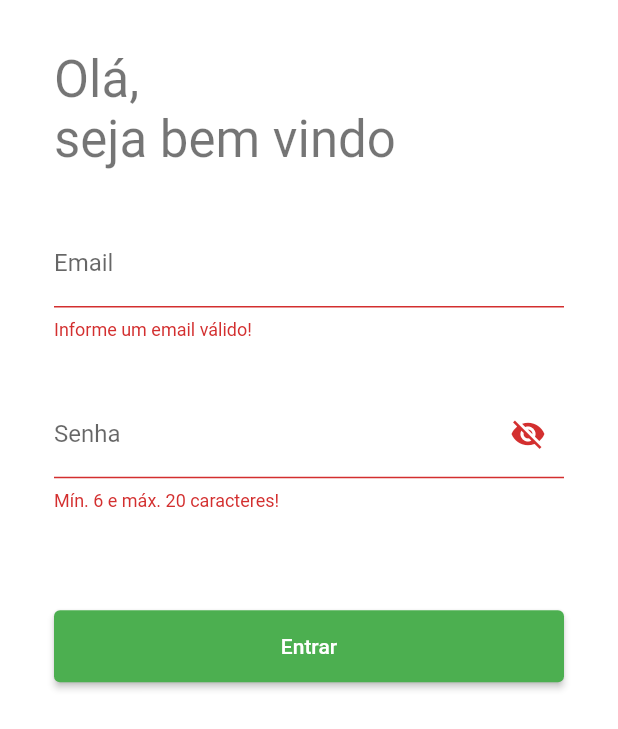
After one commit to DeyvidJLira/scaffold_class_app, a Flutter app: the screen it shows after launch, after a tap on "Entrar", on a phone screen of 412 x 824 dp. The commit adds this screen. Shown: the top 729 px of the screen. Run offline on Flutter 3.47's test engine with Material 2 defaults, Android fonts, the phone set to English and light mode, and no system bars; our stand-ins replace flutter_svg; accounts and stored records are empty; network calls fail.

Commit message:
Implement Login / Change primary color

```diff
--- /dev/null
+++ b/lib/extensions/extension_string.dart
@@ -0,0 +1,11 @@
+extension ExtensionString on String {
+  bool get isValidEmail {
+    final emailRegExp = RegExp(r"^[a-zA-Z0-9.]+@[a-zA-Z0-9]+\.[a-zA-Z]+$");
+    return emailRegExp.hasMatch(this);
+  }
+
+  bool get isValidPassword {
+    final passwordRegExp = RegExp(r"^([a-zA-Z0-9.]{6,20})+$");
+    return passwordRegExp.hasMatch(this);
+  }
+}
--- a/lib/main.dart
+++ b/lib/main.dart
@@ -1,6 +1,6 @@
 import 'package:flutter/material.dart';
 import 'package:scaffold_class_app/strings.dart';
-import 'package:scaffold_class_app/ui/pages/home/home_page.dart';
+import 'package:scaffold_class_app/ui/pages/login/login_page.dart';
 
 void main() {
   runApp(const MyApp());
@@ -15,9 +15,9 @@ class MyApp extends StatelessWidget {
       title: Strings.APP_NAME,
       debugShowCheckedModeBanner: false,
       theme: ThemeData(
-        primarySwatch: Colors.red,
+        primarySwatch: Colors.green,
       ),
-      home: const HomePage(),
+      home: const LoginPage(),
     );
   }
 }
--- /dev/null
+++ b/lib/mocks/mock_users.dart
@@ -0,0 +1,10 @@
+import 'package:scaffold_class_app/model/user_credential.dart';
+
+abstract class MockUsers {
+  static List<UserCredential> getUsers() {
+    return [
+      UserCredential(email: "deyvid@gmail.com", password: "123456"),
+      UserCredential(email: "ana@gmail.com", password: "12345678")
+    ];
+  }
+}
--- /dev/null
+++ b/lib/model/user_credential.dart
@@ -0,0 +1,6 @@
+class UserCredential {
+  final String email;
+  final String password;
+
+  UserCredential({required this.email, required this.password});
+}
--- a/lib/strings.dart
+++ b/lib/strings.dart
@@ -6,6 +6,26 @@ abstract class Strings {
   //#endregion
 
   //#region Pages
+
+  //#region Login Page
+  static const LOGIN_TITLE = "Olá,\nseja bem vindo";
+
+  static const LOGIN_FORM_EMAIL_LABEL = "Email";
+  static const LOGIN_FORM_EMAIL_HINT = "Insira seu email";
+  static const LOGIN_FORM_EMAIL_ERROR = "Informe um email válido!";
+
+  static const LOGIN_FORM_PASSWORD_LABEL = "Senha";
+  static const LOGIN_FORM_PASSWORD_HINT = "Insira sua senha";
+  static const LOGIN_FORM_PASSWORD_HELPER = "Mín. 6 e máx. 20 caracteres";
+  static const LOGIN_FORM_PASSWORD_ERROR = "Mín. 6 e máx. 20 caracteres!";
+
+  static const LOGIN_BUTTON_ENTER = "Entrar";
+
+  static const LOGIN_DIALOG_AUTH_FAILED_TITLE = "Ops! Algo deu errado!";
+  static const LOGIN_DIALOG_AUTH_FAILED_DESCRIPTION =
+      "Email/Senha está(ão) inválido(s)!";
+  static const LOGIN_DIALOG_AUTH_FAILED_BUTTON = "Entendi";
+  //#endregion
 
   //#region Home Page
   static const String HOME_TITLE = "Gulosos";
@@ -17,9 +37,9 @@ abstract class Strings {
   static const String HOME_DRAWER_INVITE = "Convide";
   static const String HOME_DRAWER_ABOUT = "Sobre o app";
 
-  static const String HOME_DRAWER_LABEL_WELCOME = "Seja Bem Vindo(a)";
+  static const String HOME_DRAWER_LABEL_WELCOME = "Seja Bem Vindo(a),\n%1s";
 
-  static const String HOME_DRAWER_BUTTON_LOGIN = "Entrar";
+  static const String HOME_DRAWER_BUTTON_EXIT = "Sair";
   //#endregion
 
   //#region Categories Page
--- a/lib/ui/pages/home/widgets/drawer_menu.dart
+++ b/lib/ui/pages/home/widgets/drawer_menu.dart
@@ -1,9 +1,11 @@
 // ignore_for_file: constant_identifier_names
 
 import 'package:flutter/material.dart';
+import 'package:scaffold_class_app/model/user_credential.dart';
 import 'package:scaffold_class_app/strings.dart';
 import 'package:scaffold_class_app/ui/pages/about/about_page.dart';
 import 'package:scaffold_class_app/ui/pages/categories/categories_page.dart';
+import 'package:scaffold_class_app/ui/pages/login/login_page.dart';
 
 class DrawerMenu extends StatefulWidget {
   final DrawerMenuItem _drawerMenuItemActive;
@@ -19,6 +21,8 @@ class DrawerMenu extends StatefulWidget {
 class _DrawerMenuState extends State<DrawerMenu> {
   @override
   Widget build(BuildContext context) {
+    final user = ModalRoute.of(context)!.settings.arguments as UserCredential;
+
     return Drawer(
       child: ListView(
         children: [
@@ -44,10 +48,11 @@ class _DrawerMenuState extends State<DrawerMenu> {
                   height: 8,
                 ),
                 Text(
-                  Strings.HOME_DRAWER_LABEL_WELCOME,
+                  Strings.HOME_DRAWER_LABEL_WELCOME
+                      .replaceFirst("%1s", user.email),
                   style: Theme.of(context)
                       .textTheme
-                      .headlineSmall
+                      .labelLarge
                       ?.copyWith(color: Colors.white),
                 ),
                 const Expanded(child: SizedBox()),
@@ -59,8 +64,8 @@ class _DrawerMenuState extends State<DrawerMenu> {
                         foregroundColor: Colors.white,
                         side: const BorderSide(color: Colors.white, width: 2),
                       ),
-                      onPressed: () {},
-                      child: const Text(Strings.HOME_DRAWER_BUTTON_LOGIN)),
+                      onPressed: logout,
+                      child: const Text(Strings.HOME_DRAWER_BUTTON_EXIT)),
                 )
               ],
             ),
@@ -109,6 +114,11 @@ class _DrawerMenuState extends State<DrawerMenu> {
 
   bool isDrawerMenuItemTarget(DrawerMenuItem itemTarget) =>
       widget._drawerMenuItemActive == itemTarget;
+
+  void logout() {
+    Navigator.pushReplacement(
+        context, MaterialPageRoute(builder: (_) => const LoginPage()));
+  }
 }
 
 enum DrawerMenuItem { HOME, CATEGORIES, INVITE, ABOUT }
--- /dev/null
+++ b/lib/ui/pages/login/login_page.dart
@@ -0,0 +1,150 @@
+import 'package:collection/collection.dart';
+import 'package:flutter/material.dart';
+import 'package:flutter/services.dart';
+import 'package:scaffold_class_app/extensions/extension_string.dart';
+import 'package:scaffold_class_app/mocks/mock_users.dart';
+import 'package:scaffold_class_app/model/user_credential.dart';
+import 'package:scaffold_class_app/strings.dart';
+import 'package:scaffold_class_app/ui/pages/home/home_page.dart';
+
+class LoginPage extends StatefulWidget {
+  const LoginPage({super.key});
+
+  @override
+  State<LoginPage> createState() => _LoginPageState();
+}
+
+class _LoginPageState extends State<LoginPage> {
+  final _formKey = GlobalKey<FormState>();
+
+  String _email = "";
+  String _password = "";
+
+  UserCredential? _userCredential;
+
+  bool _canShowPassword = false;
+
+  @override
+  void initState() {
+    SystemChrome.setSystemUIOverlayStyle(
+        SystemUiOverlayStyle.light.copyWith(statusBarColor: Colors.green[800]));
+    super.initState();
+  }
+
+  @override
+  Widget build(BuildContext context) {
+    final height = MediaQuery.of(context).size.height;
+
+    return Scaffold(
+      backgroundColor: Colors.white,
+      body: SafeArea(
+        child: Container(
+          padding: const EdgeInsets.symmetric(horizontal: 36),
+          child: SingleChildScrollView(
+            child: Form(
+              key: _formKey,
+              child: Column(
+                crossAxisAlignment: CrossAxisAlignment.start,
+                children: [
+                  SizedBox(height: height * 0.04),
+                  Text(
+                    Strings.LOGIN_TITLE,
+                    maxLines: 2,
+                    style: Theme.of(context).textTheme.headlineMedium,
+                  ),
+                  SizedBox(height: height * 0.04),
+                  TextFormField(
+                    decoration: const InputDecoration(
+                      labelText: Strings.LOGIN_FORM_EMAIL_LABEL,
+                      hintText: Strings.LOGIN_FORM_EMAIL_HINT,
+                    ),
+                    validator: ((value) {
+                      if (!value!.isValidEmail) {
+                        return Strings.LOGIN_FORM_EMAIL_ERROR;
+                      }
+                      return null;
+                    }),
+                    onSaved: (newValue) => _email = newValue!,
+                  ),
+                  SizedBox(height: height * 0.04),
+                  TextFormField(
+                    obscureText: !_canShowPassword,
+                    decoration: InputDecoration(
+                        labelText: Strings.LOGIN_FORM_PASSWORD_LABEL,
+                        hintText: Strings.LOGIN_FORM_PASSWORD_HINT,
+                        helperText: Strings.LOGIN_FORM_PASSWORD_HELPER,
+                        suffixIcon: IconButton(
+                          onPressed: () {
+                            setState(() {
+                              _canShowPassword = !_canShowPassword;
+                            });
+                          },
+                          icon: Icon(_canShowPassword
+                              ? Icons.visibility
+                              : Icons.visibility_off),
+                        )),
+                    validator: ((value) {
+                      if (!value!.isValidPassword) {
+                        return Strings.LOGIN_FORM_PASSWORD_ERROR;
+                      }
+                      return null;
+                    }),
+                    onSaved: (newValue) => _password = newValue!,
+                  ),
+                  SizedBox(height: height * 0.08),
+                  SizedBox(
+                    width: double.maxFinite,
+                    height: 48,
+                    child: ElevatedButton(
+                      onPressed: () {
+                        if (_formKey.currentState!.validate()) {
+                          _formKey.currentState!.save();
+
+                          _userCredential = MockUsers.getUsers()
+                              .firstWhereOrNull((element) =>
+                                  element.email == _email &&
+                                  element.password == _password);
+
+                          if (_userCredential != null) {
+                            navigateToHome();
+                          } else {
+                            showLoginFailedDialog();
+                          }
+                        }
+                      },
+                      child: const Text(Strings.LOGIN_BUTTON_ENTER),
+                    ),
+                  )
+                ],
+              ),
+            ),
+          ),
+        ),
+      ),
+    );
+  }
+
+  void showLoginFailedDialog() {
+    showDialog(
+        context: context,
+        barrierDismissible: false,
+        builder: (context) => AlertDialog(
+              title: const Text(Strings.LOGIN_DIALOG_AUTH_FAILED_TITLE),
+              content: const Text(Strings.LOGIN_DIALOG_AUTH_FAILED_DESCRIPTION),
+              actionsAlignment: MainAxisAlignment.center,
+              actions: [
+                ElevatedButton(
+                    onPressed: () {
+                      Navigator.of(context).pop();
+                    },
+                    child: const Text(Strings.LOGIN_DIALOG_AUTH_FAILED_BUTTON))
+              ],
+            ));
+  }
+
+  void navigateToHome() {
+    Navigator.of(context).pushReplacement(MaterialPageRoute(
+        builder: (_) => const HomePage(),
+        settings: RouteSettings(arguments: _userCredential)));
+  }
+}
```
